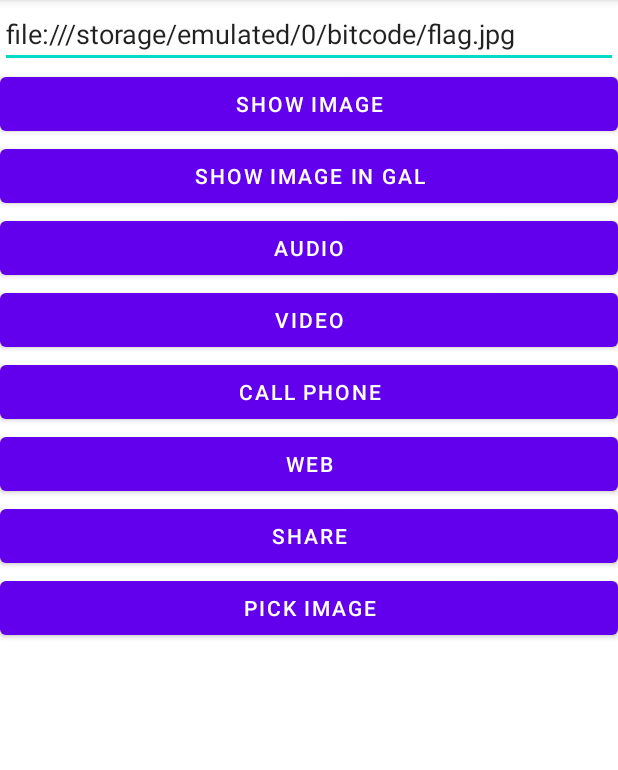
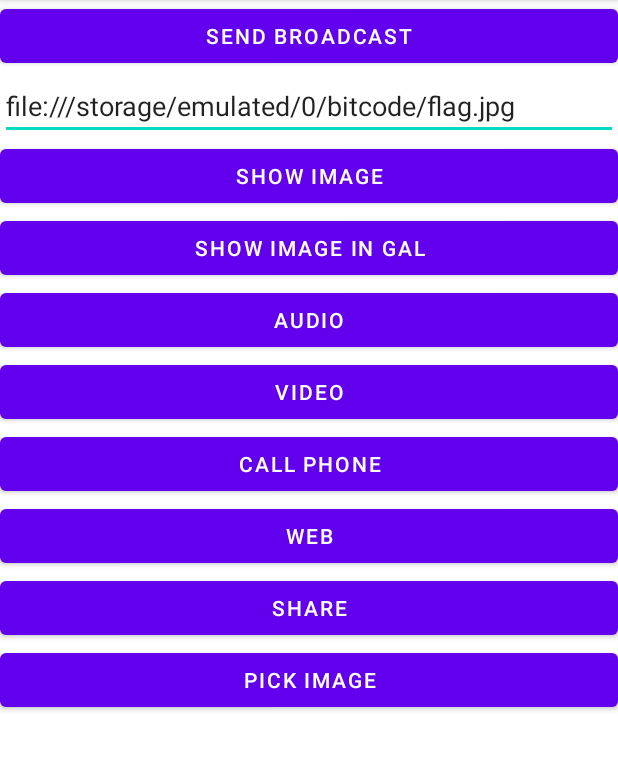
Before and after one commit to vishaljagtap3/intentfilterdemo2, an Android app: the screen it shows after launch (MainActivity), on a phone screen of 412 x 824 dp, the part 84-854 px from its top. Run offline under Robolectric (Android 15) with nearby library versions, the phone set to English and light mode, and no system bars.

```diff
--- a/app/src/main/java/in/bitcode/intentfilterdemo2/MainActivity.java
+++ b/app/src/main/java/in/bitcode/intentfilterdemo2/MainActivity.java
@@ -18,7 +18,7 @@ import android.widget.ImageView;
 public class MainActivity extends AppCompatActivity {
 
     private EditText mEdtFilePath;
-    private Button mBtnShowImage, mBtnShowImageInGal;
+    private Button mBtnShowImage, mBtnShowImageInGal, mBtnSendBroadcast;
     private Button mBtnAudio, mBtnVideo, mBtnWeb, mBtnCallPhone, mBtnShare, mBtnPickImage;
     private ImageView mImg;
 
@@ -31,6 +31,7 @@ public class MainActivity extends AppCompatActivity {
                 new StrictMode.VmPolicy.Builder().build()
         );
 
+        mBtnSendBroadcast = findViewById(R.id.btnSendBroadcast);
         mBtnShowImage = findViewById(R.id.btnShowImage);
         mEdtFilePath = findViewById(R.id.edtFilePath);
         mBtnShowImageInGal = findViewById(R.id.btnShowImageInGal);
@@ -41,6 +42,17 @@ public class MainActivity extends AppCompatActivity {
         mBtnShare = findViewById(R.id.btnShare);
         mBtnPickImage = findViewById(R.id.btnPickImage);
         mImg = findViewById(R.id.img);
+
+
+        mBtnSendBroadcast.setOnClickListener(new View.OnClickListener() {
+            @Override
+            public void onClick(View view) {
+                Intent intent = new Intent("in.bitcode.course.download.COMPLETE");
+                //intent.setAction(Intent.ACTION_BATTERY_LOW);
+                intent.putExtra("path", "/storage/bitcode/android/tutorial.mp4");
+                sendBroadcast(intent);
+            }
+        });
 
 
         mBtnShowImage.setOnClickListener(new View.OnClickListener() {
--- a/app/src/main/res/layout/activity_main.xml
+++ b/app/src/main/res/layout/activity_main.xml
@@ -11,6 +11,12 @@
         android:layout_width="match_parent"
         android:layout_height="match_parent"
         android:orientation="vertical">
+
+        <Button
+            android:id="@+id/btnSendBroadcast"
+            android:layout_width="match_parent"
+            android:layout_height="wrap_content"
+            android:text="Send Broadcast" />
 
         <EditText
             android:id="@+id/edtFilePath"
```
